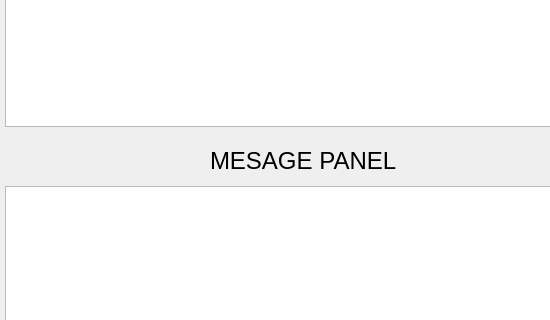
Qt form mainwindow.ui (Zhang-JK/Logger) before a commit; both pictures show x 0 to 550 and y 355 to 675 of the 800 by 1000 pixel window.
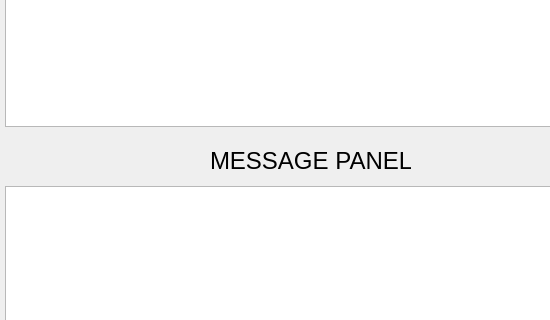
The same form after that commit.

Commit message: Refactor code to support non gui mode

Patch:
```diff
--- a/mainwindow.ui
+++ b/mainwindow.ui
@@ -104,7 +104,7 @@
     <rect>
      <x>210</x>
      <y>500</y>
-     <width>191</width>
+     <width>201</width>
      <height>31</height>
     </rect>
    </property>
@@ -114,7 +114,7 @@
     </font>
    </property>
    <property name="text">
-    <string>MESAGE PANEL</string>
+    <string>MESSAGE PANEL</string>
    </property>
   </widget>
   <widget class="QPushButton" name="loadBtn">
```
The commit also changes 7 other files.
